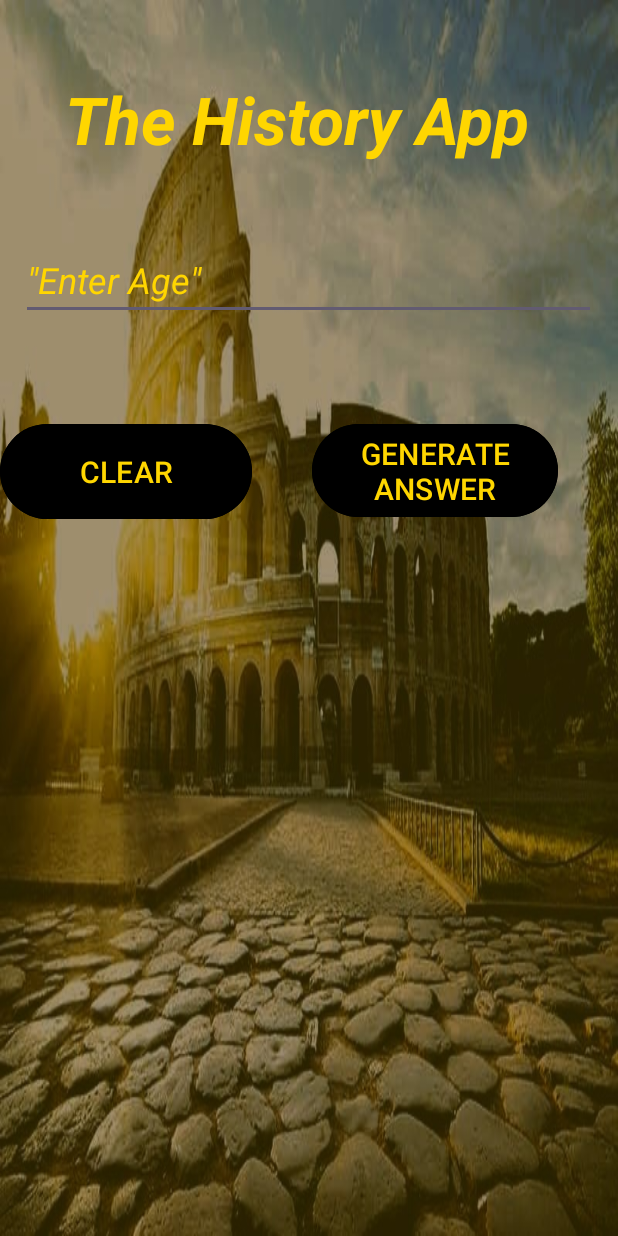
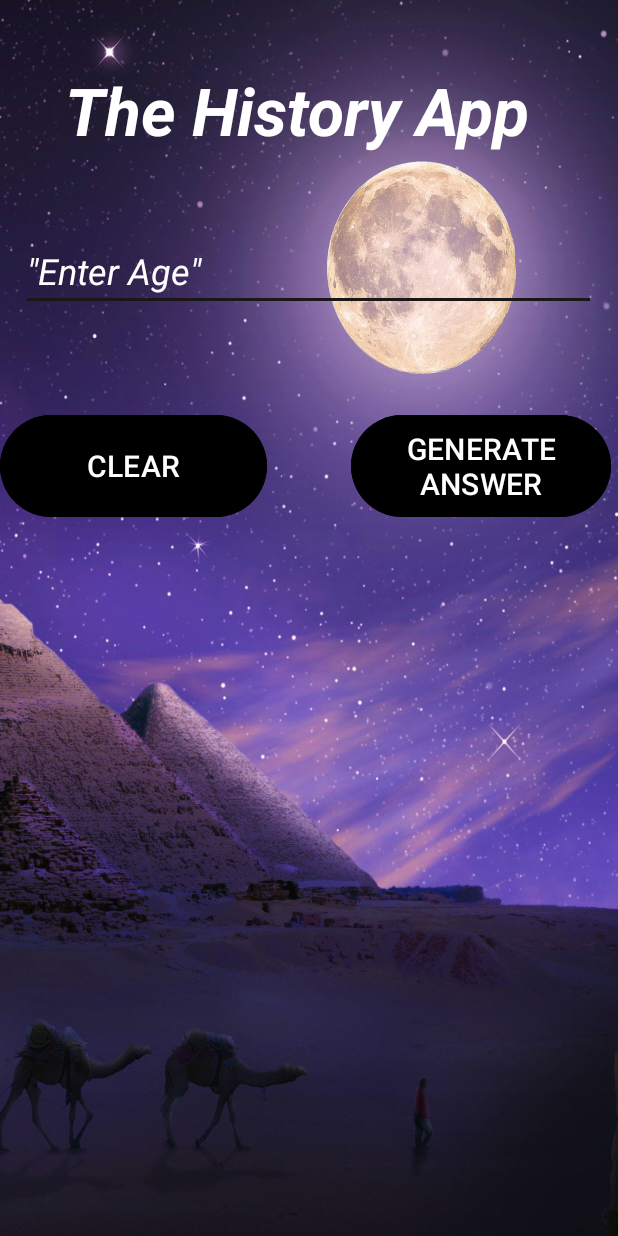
Before and after one commit to ST10441406-ZaahidIsmail/myHistoryApp, an Android app: the screen it shows after launch (MainActivity), on a phone screen of 412 x 824 dp. Run offline under Robolectric (Android 15) with nearby library versions, the phone set to English and light mode, and no system bars; Roboto replaces fonts that are not available here.

Commit message:
Ui backround changed Color of text changed.

```diff
--- a/app/src/main/res/layout/activity_main.xml
+++ b/app/src/main/res/layout/activity_main.xml
@@ -4,13 +4,13 @@
     xmlns:tools="http://schemas.android.com/tools"
     android:layout_width="match_parent"
     android:layout_height="match_parent"
-    android:background="@drawable/history_app_7_2"
+    android:background="@drawable/app_backround"
     android:orientation="vertical"
     android:textAlignment="center">
 
     <Space
         android:layout_width="match_parent"
-        android:layout_height="50dp" />
+        android:layout_height="44dp" />
 
     <TextView
         android:id="@+id/textView"
@@ -24,9 +24,9 @@
         android:textAlignment="gravity"
         android:textAllCaps="false"
         android:textAppearance="@style/TextAppearance.AppCompat.Large"
-        android:textColor="#FFD600"
+        android:textColor="#FFFFFF"
         android:textColorHint="@color/black"
-        android:textColorLink="#131111"
+        android:textColorLink="#000000"
         android:textSize="44sp"
         android:textStyle="normal|bold|italic"
         android:visibility="visible" />
@@ -40,6 +40,7 @@
         android:layout_width="383dp"
         android:layout_height="wrap_content"
         android:layout_gravity="center_horizontal"
+        android:backgroundTint="#1B1717"
         android:ems="10"
         android:inputType="number"
         android:labelFor="@id/textView"
@@ -47,7 +48,7 @@
         android:password="false"
         android:text="&quot;Enter Age&quot;"
         android:textAppearance="@style/TextAppearance.AppCompat.Medium"
-        android:textColor="#FFD600"
+        android:textColor="#FFFFFF"
         android:textColorHint="#121111"
         android:textSize="24sp"
         android:textStyle="italic" />
@@ -63,30 +64,30 @@
 
         <Button
             android:id="@+id/btnClear"
-            android:layout_width="168dp"
-            android:layout_height="71dp"
+            android:layout_width="178dp"
+            android:layout_height="76dp"
             android:layout_gravity="clip_vertical|center_horizontal"
             android:backgroundTint="#000000"
             android:text="Clear"
             android:textAllCaps="true"
-            android:textColor="#FFD600"
+            android:textColor="#FFFFFF"
             android:textColorHighlight="#FFD600"
             android:textColorLink="#FFD600"
             android:textSize="20sp" />
 
         <Space
-            android:layout_width="wrap_content"
-            android:layout_height="wrap_content"
+            android:layout_width="51dp"
+            android:layout_height="128dp"
             android:layout_weight="1" />
 
         <Button
             android:id="@+id/btnAnswer"
-            android:layout_width="164dp"
-            android:layout_height="70dp"
+            android:layout_width="173dp"
+            android:layout_height="76dp"
             android:backgroundTint="#000000"
             android:text="Generate Answer"
             android:textAllCaps="true"
-            android:textColor="#FFD600"
+            android:textColor="#FFFFFF"
             android:textColorHighlight="#F6ECEC"
             android:textColorLink="@color/white"
             android:textSize="20sp" />
@@ -107,7 +108,7 @@
         android:textAlignment="center"
         android:textAllCaps="false"
         android:textAppearance="@style/TextAppearance.AppCompat.Medium"
-        android:textColor="#FFD600"
+        android:textColor="#FFFFFF"
         android:textIsSelectable="false"
         android:textSize="22sp"
         android:textStyle="italic"
```
Also changed, not shown: app/src/main/res/drawable/app_backround.jpeg (added).
